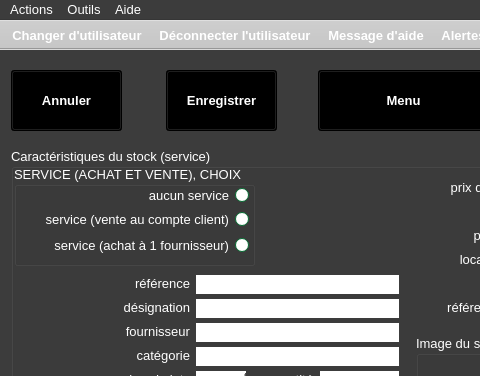
Old version of the form ui/yeroth-erp-entrer-window.ui in the repository xnoumbissinoundou/yeroth-erp-3.0; both pictures show x 0 to 480 and y 0 to 376 of the 799 by 601 pixel window.
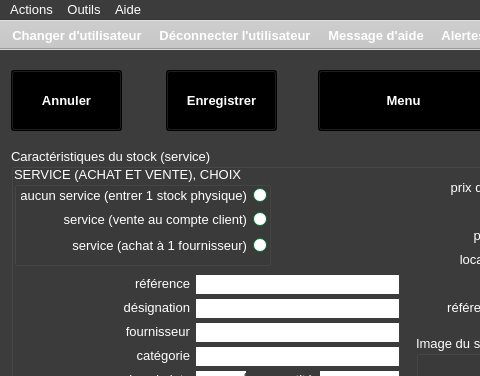
New version of the form. Icons and pictures are not drawn. Custom widgets are drawn as their Qt base class.

```diff
--- a/ui/yeroth-erp-entrer-window.ui
+++ b/ui/yeroth-erp-entrer-window.ui
@@ -12024,7 +12024,7 @@
       <rect>
        <x>3</x>
        <y>18</y>
-       <width>241</width>
+       <width>257</width>
        <height>100</height>
       </rect>
      </property>
@@ -12476,9 +12476,9 @@
      <widget class="QRadioButton" name="radioButton_AUCUN_SERVICE">
       <property name="geometry">
        <rect>
-        <x>5</x>
+        <x>7</x>
         <y>20</y>
-        <width>230</width>
+        <width>246</width>
         <height>19</height>
        </rect>
       </property>
@@ -12901,15 +12901,15 @@
        <enum>Qt::RightToLeft</enum>
       </property>
       <property name="text">
-       <string>aucun service</string>
+       <string>aucun service (entrer 1 stock physique)</string>
       </property>
      </widget>
      <widget class="QRadioButton" name="radioButton_SERVICE_VENTE_CLIENT">
       <property name="geometry">
        <rect>
-        <x>5</x>
+        <x>7</x>
         <y>44</y>
-        <width>230</width>
+        <width>246</width>
         <height>19</height>
        </rect>
       </property>
@@ -13338,9 +13338,9 @@
      <widget class="QRadioButton" name="radioButton_SERVICE_ACHAT_FOURNISSEUR">
       <property name="geometry">
        <rect>
-        <x>5</x>
+        <x>7</x>
         <y>70</y>
-        <width>230</width>
+        <width>246</width>
         <height>19</height>
        </rect>
       </property>
```
